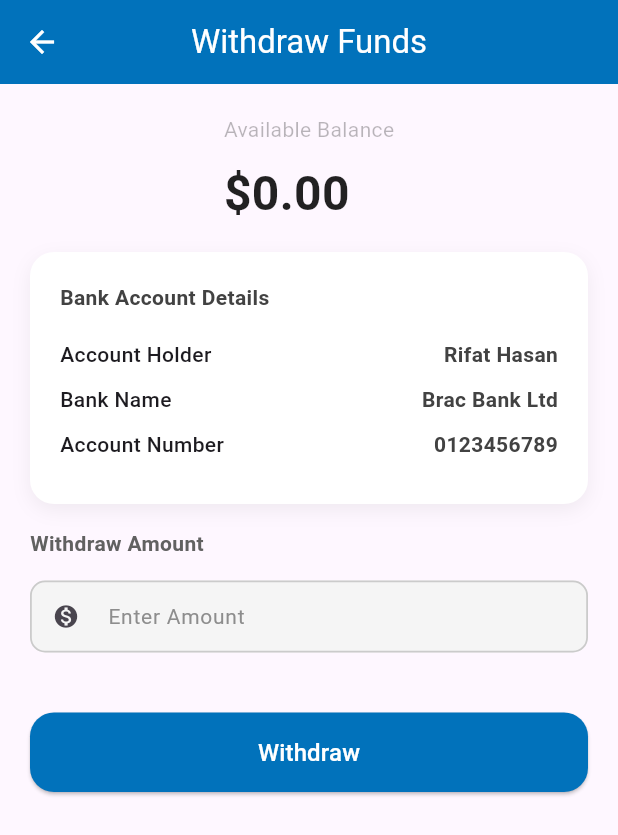
After one commit to rifathasanpriyo/fund_management_app_assignment, a Flutter app: the WithdrawFundPage screen opened by its route, on a phone screen of 412 x 824 dp. The commit adds this screen. Shown: the top 835 px of the screen. Run offline on Flutter 3.47's test engine with Material 3 defaults, Android fonts, the phone set to English and light mode, and no system bars; our stand-ins replace bloc, dartz, fl_chart, flutter_bloc, flutter_secure_storage, hugeicons; accounts and stored records are empty.

Commit message:
withdraw fund

```diff
--- a/lib/app/route/app_router.dart
+++ b/lib/app/route/app_router.dart
@@ -6,13 +6,14 @@ import '../../features/dashboard/presentations/pages/dashboard_page.dart';
 import '../../features/deposit_fund/presentations/pages/deposit_fund_page.dart';
 import '../../features/fund/presentations/pages/fund_details_page.dart';
 import '../../features/splash/presentations/pages/splash_page.dart';
+import '../../features/withdraw_fund/presentation/pages/withdraw_fund_page.dart';
 import 'app_routes.dart';
 
 class AppRouter {
   static Route<dynamic> generateRoute(RouteSettings settings) {
     switch (settings.name) {
-          case AppRoutes.splashPage:
-        return CupertinoPageRoute(builder: (_) =>  SplashPage());
+      case AppRoutes.splashPage:
+        return CupertinoPageRoute(builder: (_) => SplashPage());
       case '/':
         return CupertinoPageRoute(builder: (_) => const Placeholder());
       case AppRoutes.loginPage:
@@ -20,9 +21,24 @@ class AppRouter {
       case AppRoutes.dashboardPage:
         return CupertinoPageRoute(builder: (_) => DashboardPage());
       case AppRoutes.fundDetailsPage:
-        return CupertinoPageRoute(builder: (_) =>  FundDetailsPage());
+        return CupertinoPageRoute(builder: (_) => FundDetailsPage());
       case AppRoutes.depositFundPage:
-        return CupertinoPageRoute(builder: (_) =>  DepositFundPage());
+        return CupertinoPageRoute(builder: (_) => DepositFundPage());
+      case AppRoutes.withdrawFundPage:
+        return CupertinoPageRoute(
+          builder: (_) => WithdrawFundPage(
+            currentBalance:
+                settings.arguments != null &&
+                    (settings.arguments as Map).containsKey('currentBalance')
+                ? (settings.arguments as Map)['currentBalance'] as double
+                : 0.0,
+            availableBalance:
+                settings.arguments != null &&
+                    (settings.arguments as Map).containsKey('availableBalance')
+                ? (settings.arguments as Map)['availableBalance'] as double
+                : 0.0,
+          ),
+        );
       default:
         return CupertinoPageRoute(builder: (_) => const Placeholder());
     }
--- a/lib/app/route/app_routes.dart
+++ b/lib/app/route/app_routes.dart
@@ -8,5 +8,6 @@ class AppRoutes {
 
   static const String fundDetailsPage = 'FundDetailsPage';
   static const String depositFundPage = 'DepositFundPage';
+  static const String withdrawFundPage = 'WithdrawFundPage';
 
 }
--- a/lib/features/dashboard/domain/entities/dashboard_entity.dart
+++ b/lib/features/dashboard/domain/entities/dashboard_entity.dart
@@ -1,7 +1,7 @@
 class DashboardEntity {
-  final double currentBalance;
-  final double availableBalance;
-  final List<TransactionEntity> transactions;
+   double currentBalance;
+   double availableBalance;
+   List<TransactionEntity> transactions;
 
   DashboardEntity({
     required this.currentBalance,
--- a/lib/features/dashboard/presentations/pages/dashboard_page.dart
+++ b/lib/features/dashboard/presentations/pages/dashboard_page.dart
@@ -51,7 +51,9 @@ class _DashboardPageState extends State<DashboardPage> {
                       ),
                       SizedBox(height: AppSizes.bodyPadding),
 
-                      ManuOptionWidget(),
+                      ManuOptionWidget(
+                       data: data,
+                      ),
 
                       SizedBox(height: AppSizes.bodyPadding * 2),
 
--- a/lib/features/dashboard/presentations/widgets/manu_option_widget.dart
+++ b/lib/features/dashboard/presentations/widgets/manu_option_widget.dart
@@ -4,12 +4,22 @@ import 'package:flutter_application_1/app/route/app_routes.dart';
 
 import '../../../../core/constants/app_colors.dart';
 import '../../../../core/constants/app_icons.dart';
+import '../../../withdraw_fund/presentation/pages/withdraw_fund_page.dart';
+import '../../domain/entities/dashboard_entity.dart';
 
-class ManuOptionWidget extends StatelessWidget {
-  const ManuOptionWidget({super.key});
+class ManuOptionWidget extends StatefulWidget {
+  final DashboardEntity? data;
+  const ManuOptionWidget({super.key, required this.data});
 
   @override
+  State<ManuOptionWidget> createState() => _ManuOptionWidgetState();
+}
+
+class _ManuOptionWidgetState extends State<ManuOptionWidget> {
+  @override
   Widget build(BuildContext context) {
+    final currentBalance = widget.data!.currentBalance;
+    final availableBalance = widget.data!.availableBalance;
     return Row(
       mainAxisAlignment: MainAxisAlignment.spaceAround,
       children: [
@@ -40,7 +50,26 @@ class ManuOptionWidget extends StatelessWidget {
           ),
         ),
 
-        Column(
+        GestureDetector(
+          onTap: () async {
+            final withdrawnAmount = await Navigator.push(
+              context,
+              MaterialPageRoute(
+                builder: (_) => WithdrawFundPage(
+                  currentBalance: currentBalance,
+                  availableBalance: availableBalance,
+                ),
+              ),
+            );
+
+            if (withdrawnAmount != null) {
+              setState(() {
+                widget.data!.currentBalance -= withdrawnAmount as double;
+                widget.data!.availableBalance -= withdrawnAmount;
+              });
+            }
+          },
+          child: Column(
             children: [
               Container(
                 padding: EdgeInsets.all(15),
@@ -55,11 +84,16 @@ class ManuOptionWidget extends StatelessWidget {
                     ),
                   ],
                 ),
-              child: Icon(AppIcons.arrowDown, color: AppColors.blue, size: 30),
+                child: Icon(
+                  AppIcons.arrowDown,
+                  color: AppColors.blue,
+                  size: 30,
+                ),
               ),
               SizedBox(height: 8),
               Text("Withdraw", style: TextStyle(fontWeight: FontWeight.w500)),
             ],
+          ),
         ),
         GestureDetector(
           onTap: () {
--- /dev/null
+++ b/lib/features/withdraw_fund/data/data_sources/fake_withdraw_data_source.dart
@@ -0,0 +1,9 @@
+import '../models/withdraw_request_model.dart';
+
+class FakeWithdrawDataSource {
+  Future<void> withdraw(WithdrawModel withdraw) async {
+    await Future.delayed(Duration(seconds: 2));
+    // simulate always success
+    return;
+  }
+}
--- /dev/null
+++ b/lib/features/withdraw_fund/data/models/withdraw_request_model.dart
@@ -0,0 +1,13 @@
+import '../../domain/entities/withdraw_entity.dart';
+
+class WithdrawModel extends WithdrawEntity {
+  WithdrawModel({
+    required super.amount,
+    required super.bankAccount,
+  });
+
+  Map<String, dynamic> toJson() => {
+        "amount": amount,
+        "bankAccount": bankAccount,
+      };
+}
--- /dev/null
+++ b/lib/features/withdraw_fund/data/repositories/withdraw_repository_impl.dart
@@ -0,0 +1,26 @@
+import 'package:dartz/dartz.dart';
+import '../../../../core/errors/failures.dart';
+import '../../domain/entities/withdraw_entity.dart';
+import '../../domain/repositories/withdraw_repository.dart';
+import '../data_sources/fake_withdraw_data_source.dart';
+import '../models/withdraw_request_model.dart';
+
+class WithdrawRepositoryImpl implements WithdrawRepository {
+  final FakeWithdrawDataSource dataSource;
+
+  WithdrawRepositoryImpl(this.dataSource);
+
+  @override
+  Future<Either<Failure, void>> withdraw(WithdrawEntity withdraw) async {
+    try {
+      final model = WithdrawModel(
+        amount: withdraw.amount,
+        bankAccount: withdraw.bankAccount,
+      );
+      await dataSource.withdraw(model);
+      return Right(null);
+    } catch (e) {
+      return Left(ServerFailure("Failed to withdraw"));
+    }
+  }
+}
--- /dev/null
+++ b/lib/features/withdraw_fund/domain/entities/withdraw_entity.dart
@@ -0,0 +1,9 @@
+class WithdrawEntity {
+  final double amount;
+  final String bankAccount;
+
+  WithdrawEntity({
+    required this.amount,
+    required this.bankAccount,
+  });
+}
--- /dev/null
+++ b/lib/features/withdraw_fund/domain/repositories/withdraw_repository.dart
@@ -0,0 +1,7 @@
+import 'package:dartz/dartz.dart';
+import '../../../../core/errors/failures.dart';
+import '../entities/withdraw_entity.dart';
+
+abstract class WithdrawRepository {
+  Future<Either<Failure, void>> withdraw(WithdrawEntity withdraw);
+}
--- /dev/null
+++ b/lib/features/withdraw_fund/domain/usecases/withdraw_usecase.dart
@@ -0,0 +1,14 @@
+import 'package:dartz/dartz.dart';
+import '../entities/withdraw_entity.dart';
+import '../repositories/withdraw_repository.dart';
+import '../../../../core/errors/failures.dart';
+
+class WithdrawUseCase {
+  final WithdrawRepository repository;
+
+  WithdrawUseCase(this.repository);
+
+  Future<Either<Failure, void>> call(WithdrawEntity withdraw) async {
+    return await repository.withdraw(withdraw);
+  }
+}
--- /dev/null
+++ b/lib/features/withdraw_fund/presentation/bloc/withdraw_bloc.dart
@@ -0,0 +1,31 @@
+
+
+import 'package:flutter_application_1/features/withdraw_fund/presentation/bloc/withdraw_event.dart';
+import 'package:flutter_application_1/features/withdraw_fund/presentation/bloc/withdraw_state.dart';
+import 'package:flutter_bloc/flutter_bloc.dart';
+
+import '../../domain/entities/withdraw_entity.dart';
+import '../../domain/usecases/withdraw_usecase.dart';
+
+class WithdrawBloc extends Bloc<WithdrawEvent, WithdrawState> {
+  final WithdrawUseCase withdrawUseCase;
+
+  WithdrawBloc(this.withdrawUseCase) : super(WithdrawInitial()) {
+    on<PerformWithdrawEvent>(_onWithdraw);
+  }
+
+  Future<void> _onWithdraw(
+      PerformWithdrawEvent event, Emitter<WithdrawState> emit) async {
+    emit(WithdrawLoading());
+
+    final result = await withdrawUseCase(WithdrawEntity(
+      amount: event.amount,
+      bankAccount: event.bankAccount,
+    ));
+
+    result.fold(
+      (failure) => emit(WithdrawError(failure.message)),
+      (_) => emit(WithdrawSuccess(event.amount)),
+    );
+  }
+}
--- /dev/null
+++ b/lib/features/withdraw_fund/presentation/bloc/withdraw_event.dart
@@ -0,0 +1,8 @@
+abstract class WithdrawEvent {}
+
+class PerformWithdrawEvent extends WithdrawEvent {
+  final double amount;
+  final String bankAccount;
+
+  PerformWithdrawEvent({required this.amount, required this.bankAccount});
+}
--- /dev/null
+++ b/lib/features/withdraw_fund/presentation/bloc/withdraw_state.dart
@@ -0,0 +1,15 @@
+abstract class WithdrawState {}
+
+class WithdrawInitial extends WithdrawState {}
+
+class WithdrawLoading extends WithdrawState {}
+
+class WithdrawSuccess extends WithdrawState {
+  final double amount;
+  WithdrawSuccess(this.amount);
+}
+
+class WithdrawError extends WithdrawState {
+  final String message;
+  WithdrawError(this.message);
+}
--- /dev/null
+++ b/lib/features/withdraw_fund/presentation/pages/withdraw_fund_page.dart
@@ -0,0 +1,215 @@
+import 'package:flutter/material.dart';
+import 'package:flutter_application_1/core/constants/app_colors.dart';
+import 'package:flutter_application_1/core/widgets/app_input_widgets.dart';
+import 'package:flutter_bloc/flutter_bloc.dart';
+
+import '../../../../core/constants/app_sizes.dart';
+import '../../../../core/widgets/app_snackbar.dart';
+import '../bloc/withdraw_bloc.dart';
+import '../bloc/withdraw_event.dart';
+import '../bloc/withdraw_state.dart';
+
+class WithdrawFundPage extends StatelessWidget {
+  final double currentBalance;
+  final double availableBalance;
+  const WithdrawFundPage({
+    super.key,
+    required this.currentBalance,
+    required this.availableBalance,
+  });
+
+  @override
+  Widget build(BuildContext context) {
+    final TextEditingController amountController = TextEditingController();
+    return Scaffold(
+      appBar: AppBar(
+        title: const Text(
+          "Withdraw Funds",
+          style: TextStyle(color: AppColors.white),
+        ),
+        centerTitle: true,
+        backgroundColor: AppColors.primary,
+        iconTheme: const IconThemeData(color: AppColors.white),
+      ),
+
+      body: BlocListener<WithdrawBloc, WithdrawState>(
+        listener: (context, state) {
+          if (state is WithdrawLoading) {
+            AppBottomSheets.showLoading(
+              context,
+              message: "Processing Withdraw...",
+            );
+          } else if (state is WithdrawSuccess) {
+            AppBottomSheets.hide(context);
+            AppBottomSheets.showSuccess(
+              context,
+              message: "Withdraw of \$${state.amount} Successful",
+            );
+            Navigator.pop(context, state.amount);
+          } else if (state is WithdrawError) {
+            AppBottomSheets.hide(context);
+            AppBottomSheets.showError(context, message: state.message);
+          }
+        },
+        child: SingleChildScrollView(
+          padding: const EdgeInsets.all(20),
+          child: Column(
+            children: [
+              /// ----------- Balance Card --------------
+              _balanceCard(),
+
+              SizedBox(height: AppSizes.bodyPadding),
+
+              /// ---------- Bank Details Card -----------
+              _bankInfoCard(),
+
+              SizedBox(height: AppSizes.bodyPadding),
+
+              /// ---------- Withdraw Amount Input -----------
+              Align(
+                alignment: Alignment.centerLeft,
+                child: Text(
+                  "Withdraw Amount",
+                  style: TextStyle(
+                    fontWeight: FontWeight.w600,
+                    color: Colors.grey[700],
+                  ),
+                ),
+              ),
+              const SizedBox(height: 10),
+
+              AppTextField(
+                controller: amountController,
+                hintText: "Enter Amount",
+                prefixIcon: Icon(Icons.monetization_on),
+                keyboardType: TextInputType.number,
+              ),
+
+              const SizedBox(height: 40),
+
+              /// ---------- Withdraw Button ------------
+              SizedBox(
+                width: double.infinity,
+                child: ElevatedButton(
+                  onPressed: () {
+                    final amount = amountController.text.trim();
+
+                    if (amount.isEmpty) {
+                      AppBottomSheets.showError(
+                        context,
+                        message: "Please enter an amount to withdraw",
+                      );
+                      return;
+                    }
+                    context.read<WithdrawBloc>().add(
+                      PerformWithdrawEvent(
+                        amount: double.parse(amount),
+                        bankAccount: "2321332",
+                      ),
+                    );
+                  },
+                  style: ElevatedButton.styleFrom(
+                    backgroundColor: AppColors.primary,
+                    padding: const EdgeInsets.symmetric(
+                      vertical: 15,
+                      horizontal: 20,
+                    ),
+                    shape: RoundedRectangleBorder(
+                      borderRadius: BorderRadius.circular(16),
+                    ),
+                  ),
+                  child: const Text(
+                    "Withdraw",
+                    style: TextStyle(color: AppColors.white, fontSize: 16),
+                  ),
+                ),
+              ),
+            ],
+          ),
+        ),
+      ),
+    );
+  }
+
+  /// ---------------- Balance Card ----------------
+  Widget _balanceCard() {
+    return Column(
+      crossAxisAlignment: CrossAxisAlignment.start,
+      children: [
+        Text(
+          "Available Balance",
+          style: TextStyle(
+            color: AppColors.textBlack1.withAlpha(70),
+            fontSize: 14,
+          ),
+        ),
+        SizedBox(height: 10),
+        Text(
+          "\$${availableBalance.toStringAsFixed(2)}",
+          style: TextStyle(
+            color: AppColors.textBlack1,
+            fontSize: 32,
+            fontWeight: FontWeight.bold,
+          ),
+        ),
+      ],
+    );
+  }
+
+  /// ---------------- Bank Info Card ----------------
+  Widget _bankInfoCard() {
+    return Container(
+      padding: const EdgeInsets.all(20),
+      decoration: BoxDecoration(
+        color: AppColors.white,
+        borderRadius: BorderRadius.circular(16),
+        boxShadow: [
+          BoxShadow(
+            color: Colors.black.withOpacity(0.06),
+            blurRadius: 10,
+            offset: const Offset(0, 4),
+          ),
+        ],
+      ),
+      child: Column(
+        crossAxisAlignment: CrossAxisAlignment.start,
+        children: [
+          Text(
+            "Bank Account Details",
+            style: TextStyle(
+              fontWeight: FontWeight.w600,
+              color: Colors.grey[800],
+            ),
+          ),
+          const SizedBox(height: 18),
+
+          _infoRow("Account Holder", "Rifat Hasan"),
+          const SizedBox(height: 10),
+
+          _infoRow("Bank Name", "Brac Bank Ltd"),
+          const SizedBox(height: 10),
+
+          _infoRow("Account Number", "0123456789"),
+
+          const SizedBox(height: 10),
+        ],
+      ),
+    );
+  }
+
+  Widget _infoRow(String label, String value) {
+    return Row(
+      mainAxisAlignment: MainAxisAlignment.spaceBetween,
+      children: [
+        Text(label, style: const TextStyle(fontWeight: FontWeight.w500)),
+        Text(
+          value,
+          style: TextStyle(
+            fontWeight: FontWeight.w600,
+            color: Colors.grey[800],
+          ),
+        ),
+      ],
+    );
+  }
+}
--- a/lib/main.dart
+++ b/lib/main.dart
@@ -9,6 +9,9 @@ import 'package:flutter_application_1/features/fund/data/data_sources/fake_fund_
 import 'package:flutter_application_1/features/fund/data/repositories/fund_repository_impl.dart';
 import 'package:flutter_application_1/features/fund/domain/usecases/get_fund_details.dart';
 import 'package:flutter_application_1/features/fund/presentations/bloc/fund_bloc.dart';
+import 'package:flutter_application_1/features/withdraw_fund/data/data_sources/fake_withdraw_data_source.dart';
+import 'package:flutter_application_1/features/withdraw_fund/domain/usecases/withdraw_usecase.dart';
+import 'package:flutter_application_1/features/withdraw_fund/presentation/bloc/withdraw_bloc.dart';
 import 'package:flutter_bloc/flutter_bloc.dart';
 import 'package:flutter_application_1/core/local_database/auth_db.dart';
 import 'package:flutter_application_1/features/auth/presentation/bloc/auth_bloc.dart';
@@ -20,6 +23,7 @@ import 'features/auth/data/data_sources/fake_auth_data_source.dart';
 import 'features/dashboard/data/repositories/dashboard_repository_impl.dart';
 import 'features/dashboard/presentations/bloc/dashboard_bloc.dart';
 import 'features/deposit_fund/data/data_sources/fake_deposit_data_source.dart';
+import 'features/withdraw_fund/data/repositories/withdraw_repository_impl.dart';
 
 void main() {
   runApp(const MyApp());
@@ -80,6 +84,16 @@ class MyApp extends StatelessWidget {
       ),
     ),
 
+      BlocProvider(
+      create: (_) => WithdrawBloc(
+        WithdrawUseCase(
+          WithdrawRepositoryImpl(
+            FakeWithdrawDataSource(),
+          ),
+        ),
+      ),
+    ),
+
         // Add more Blocs here if needed
       ],
       child: MaterialApp(
```
Lines whose indentation alone changed are shown as unchanged.
